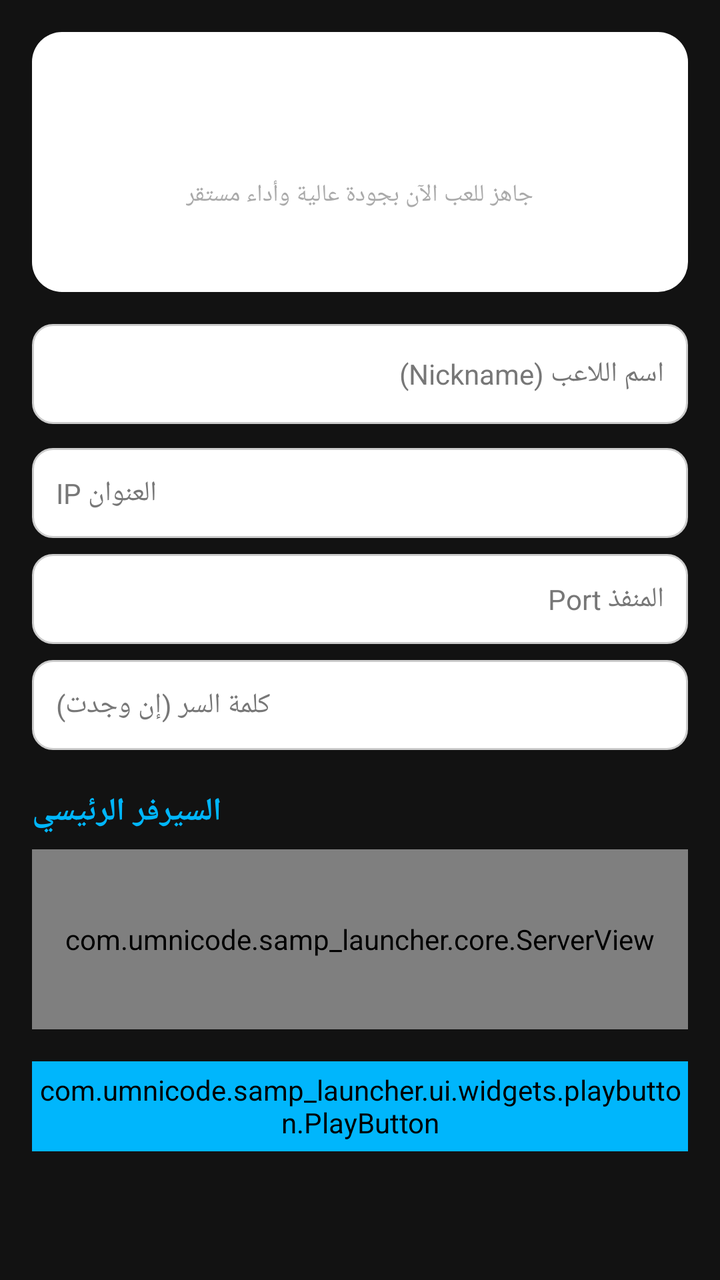
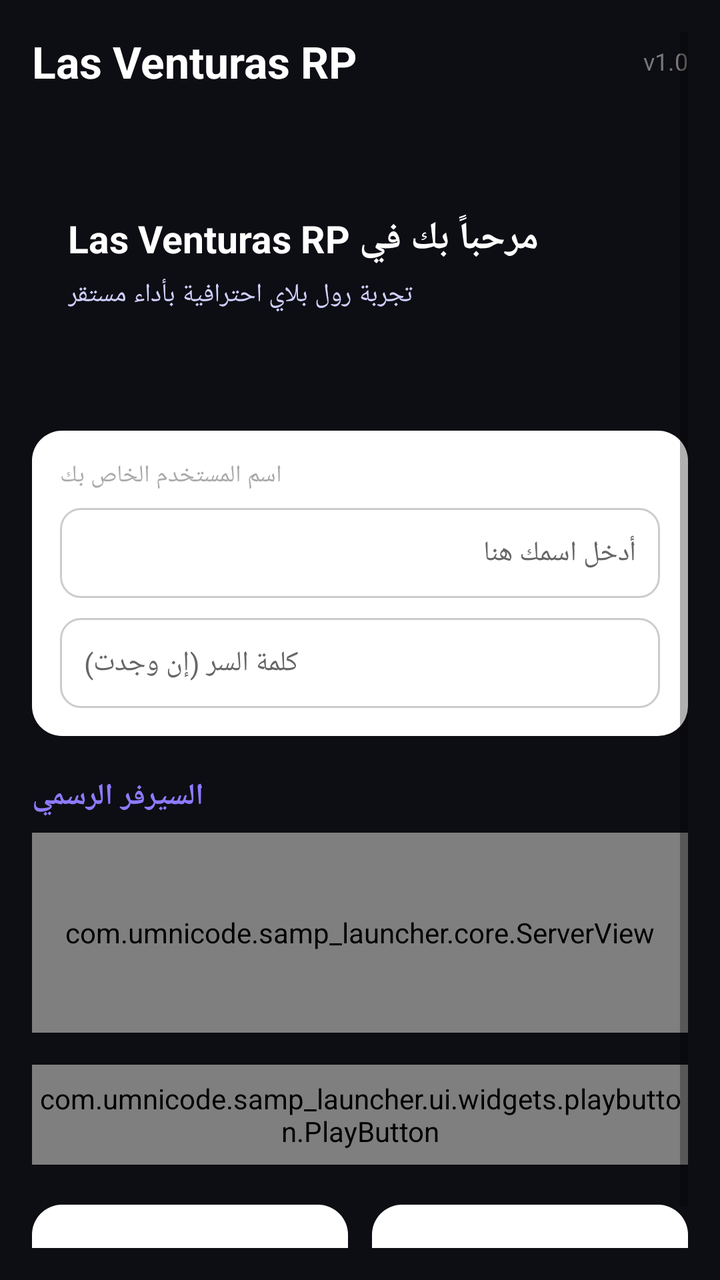

Before-and-after screenshots of an Android layout around one commit, followed by the original layout XML and the change that was made.
<!-- AndroidManifest.xml: application theme AppTheme -->
<!-- res/layout/fragment_home.xml -->
<?xml version="1.0" encoding="utf-8"?>
<ScrollView xmlns:android="http://schemas.android.com/apk/res/android"
    android:layout_width="match_parent"
    android:layout_height="match_parent"
    android:background="#121212"
    android:padding="16dp">

    <LinearLayout
        android:layout_width="match_parent"
        android:layout_height="wrap_content"
        android:orientation="vertical">

        
        <LinearLayout
            android:layout_width="match_parent"
            android:layout_height="130dp"
            android:background="@drawable/card_bg"
            android:orientation="vertical"
            android:padding="16dp"
            android:gravity="center">

            <TextView
                android:layout_width="wrap_content"
                android:layout_height="wrap_content"
                android:text="مرحباً بك في سيرفرك المفضل"
                android:textColor="#FFFFFF"
                android:textSize="18sp"
                android:textStyle="bold" />

            <TextView
                android:layout_width="wrap_content"
                android:layout_height="wrap_content"
                android:layout_marginTop="8dp"
                android:text="جاهز للعب الآن بجودة عالية وأداء مستقر"
                android:textColor="#AAAAAA"
                android:textSize="12sp" />
        </LinearLayout>

        
        <LinearLayout
            android:layout_width="match_parent"
            android:layout_height="wrap_content"
            android:layout_marginTop="16dp"
            android:orientation="horizontal">

            <EditText
                android:id="@+id/nickname"
                android:layout_width="0dp"
                android:layout_height="50dp"
                android:layout_weight="1"
                android:background="@drawable/input_bg"
                android:hint="اسم اللاعب (Nickname)"
                android:paddingHorizontal="12dp"
                android:textColor="#FFFFFF"
                android:textColorHint="#777777"
                android:textSize="14sp" />
        </LinearLayout>

        
        <LinearLayout
            android:layout_width="match_parent"
            android:layout_height="wrap_content"
            android:layout_marginTop="12dp"
            android:orientation="vertical">

            <EditText
                android:id="@+id/ip"
                android:layout_width="match_parent"
                android:layout_height="45dp"
                android:background="@drawable/input_bg"
                android:hint="IP العنوان"
                android:paddingHorizontal="12dp"
                android:textColor="#FFFFFF"
                android:textColorHint="#777777"
                android:textSize="14sp" />

            <EditText
                android:id="@+id/port"
                android:layout_width="match_parent"
                android:layout_height="45dp"
                android:layout_marginTop="8dp"
                android:background="@drawable/input_bg"
                android:hint="المنفذ Port"
                android:inputType="number"
                android:paddingHorizontal="12dp"
                android:textColor="#FFFFFF"
                android:textColorHint="#777777"
                android:textSize="14sp" />

            <EditText
                android:id="@+id/password"
                android:layout_width="match_parent"
                android:layout_height="45dp"
                android:layout_marginTop="8dp"
                android:background="@drawable/input_bg"
                android:hint="كلمة السر (إن وجدت)"
                android:inputType="textPassword"
                android:paddingHorizontal="12dp"
                android:textColor="#FFFFFF"
                android:textColorHint="#777777"
                android:textSize="14sp" />
        </LinearLayout>

        
        <TextView
            android:layout_width="wrap_content"
            android:layout_height="wrap_content"
            android:layout_marginTop="20dp"
            android:text="السيرفر الرئيسي"
            android:textColor="#00B6FC"
            android:textStyle="bold"
            android:textSize="16sp" />

        <com.umnicode.samp_launcher.core.ServerView
            android:id="@+id/server_view"
            android:layout_width="match_parent"
            android:layout_height="90dp"
            android:layout_marginTop="8dp"
            android:background="@drawable/card_bg"
            android:orientation="horizontal"
            android:gravity="center_vertical"
            android:padding="12dp" />

        <com.umnicode.samp_launcher.ui.widgets.playbutton.PlayButton
            android:id="@+id/play_btn"
            android:layout_width="match_parent"
            android:layout_height="45dp"
            android:layout_marginTop="16dp"
            android:backgroundTint="#00B6FC"
            android:text="دخول"
            android:textColor="#000000"
            android:textStyle="bold" />

    </LinearLayout>
</ScrollView>
<!-- resources referenced by this layout -->
<resources>
  <!-- drawable card_bg (drawable) -->
  <?xml version="1.0" encoding="utf-8"?>
  <shape xmlns:android="http://schemas.android.com/apk/res/android"
      android:shape="rectangle">
      <solid android:color="#FFFFFF" />
      <corners android:radius="15dp" />
  </shape>
  <!-- drawable input_bg (drawable) -->
  <?xml version="1.0" encoding="utf-8"?>
  <shape xmlns:android="http://schemas.android.com/apk/res/android"
      android:shape="rectangle">
      <solid android:color="#FFFFFF" />
      <corners android:radius="10dp" />
      <stroke android:width="1dp" android:color="#CCCCCC" />
  </shape>
</resources>

<!-- the commit's change to res/layout/fragment_home.xml (unified diff, before → after) -->
@@ -2,7 +2,7 @@
 <ScrollView xmlns:android="http://schemas.android.com/apk/res/android"
     android:layout_width="match_parent"
     android:layout_height="match_parent"
-    android:background="#121212"
+    android:background="#0D0D14"
     android:padding="16dp">
 
     <LinearLayout
@@ -13,123 +13,203 @@
         
         <LinearLayout
             android:layout_width="match_parent"
-            android:layout_height="130dp"
+            android:layout_height="wrap_content"
+            android:orientation="horizontal"
+            android:gravity="center_vertical"
+            android:paddingBottom="16dp">
+
+            <TextView
+                android:layout_width="wrap_content"
+                android:layout_height="wrap_content"
+                android:text="Las Venturas RP"
+                android:textColor="#FFFFFF"
+                android:textSize="22sp"
+                android:textStyle="bold" />
+
+            <View
+                android:layout_width="0dp"
+                android:layout_height="1dp"
+                android:layout_weight="1" />
+
+            <TextView
+                android:layout_width="wrap_content"
+                android:layout_height="wrap_content"
+                android:text="v1.0"
+                android:textColor="#777777"
+                android:textSize="12sp" />
+        </LinearLayout>
+
+        
+        <LinearLayout
+            android:layout_width="match_parent"
+            android:layout_height="140dp"
+            android:background="@drawable/banner_gradient_bg"
+            android:orientation="vertical"
+            android:padding="18dp"
+            android:gravity="center_vertical">
+
+            <TextView
+                android:layout_width="wrap_content"
+                android:layout_height="wrap_content"
+                android:text="مرحباً بك في Las Venturas RP"
+                android:textColor="#FFFFFF"
+                android:textSize="19sp"
+                android:textStyle="bold" />
+
+            <TextView
+                android:layout_width="wrap_content"
+                android:layout_height="wrap_content"
+                android:layout_marginTop="6dp"
+                android:text="تجربة رول بلاي احترافية بأداء مستقر"
+                android:textColor="#D0D0FF"
+                android:textSize="13sp" />
+        </LinearLayout>
+
+        
+        <LinearLayout
+            android:layout_width="match_parent"
+            android:layout_height="wrap_content"
             android:background="@drawable/card_bg"
             android:orientation="vertical"
-            android:padding="16dp"
-            android:gravity="center">
-
-            <TextView
-                android:layout_width="wrap_content"
-                android:layout_height="wrap_content"
-                android:text="مرحباً بك في سيرفرك المفضل"
-                android:textColor="#FFFFFF"
-                android:textSize="18sp"
-                android:textStyle="bold" />
-
-            <TextView
-                android:layout_width="wrap_content"
-                android:layout_height="wrap_content"
-                android:layout_marginTop="8dp"
-                android:text="جاهز للعب الآن بجودة عالية وأداء مستقر"
+            android:padding="14dp"
+            android:layout_marginTop="14dp">
+
+            <TextView
+                android:layout_width="wrap_content"
+                android:layout_height="wrap_content"
+                android:text="اسم المستخدم الخاص بك"
                 android:textColor="#AAAAAA"
                 android:textSize="12sp" />
-        </LinearLayout>
-
-        
-        <LinearLayout
-            android:layout_width="match_parent"
-            android:layout_height="wrap_content"
-            android:layout_marginTop="16dp"
-            android:orientation="horizontal">
 
             <EditText
                 android:id="@+id/nickname"
-                android:layout_width="0dp"
-                android:layout_height="50dp"
-                android:layout_weight="1"
-                android:background="@drawable/input_bg"
-                android:hint="اسم اللاعب (Nickname)"
-                android:paddingHorizontal="12dp"
-                android:textColor="#FFFFFF"
-                android:textColorHint="#777777"
-                android:textSize="14sp" />
-        </LinearLayout>
-
-        
-        <LinearLayout
-            android:layout_width="match_parent"
-            android:layout_height="wrap_content"
-            android:layout_marginTop="12dp"
-            android:orientation="vertical">
-
-            <EditText
-                android:id="@+id/ip"
-                android:layout_width="match_parent"
-                android:layout_height="45dp"
-                android:background="@drawable/input_bg"
-                android:hint="IP العنوان"
-                android:paddingHorizontal="12dp"
-                android:textColor="#FFFFFF"
-                android:textColorHint="#777777"
-                android:textSize="14sp" />
-
-            <EditText
-                android:id="@+id/port"
                 android:layout_width="match_parent"
                 android:layout_height="45dp"
                 android:layout_marginTop="8dp"
                 android:background="@drawable/input_bg"
-                android:hint="المنفذ Port"
-                android:inputType="number"
+                android:hint="أدخل اسمك هنا"
                 android:paddingHorizontal="12dp"
                 android:textColor="#FFFFFF"
-                android:textColorHint="#777777"
+                android:textColorHint="#666666"
                 android:textSize="14sp" />
 
             <EditText
                 android:id="@+id/password"
                 android:layout_width="match_parent"
                 android:layout_height="45dp"
-                android:layout_marginTop="8dp"
+                android:layout_marginTop="10dp"
                 android:background="@drawable/input_bg"
                 android:hint="كلمة السر (إن وجدت)"
                 android:inputType="textPassword"
                 android:paddingHorizontal="12dp"
                 android:textColor="#FFFFFF"
-                android:textColorHint="#777777"
+                android:textColorHint="#666666"
                 android:textSize="14sp" />
         </LinearLayout>
+
+        
+        <EditText
+            android:id="@+id/ip"
+            android:layout_width="0dp"
+            android:layout_height="0dp"
+            android:visibility="gone" />
+
+        <EditText
+            android:id="@+id/port"
+            android:layout_width="0dp"
+            android:layout_height="0dp"
+            android:visibility="gone" />
 
         
         <TextView
             android:layout_width="wrap_content"
             android:layout_height="wrap_content"
             android:layout_marginTop="20dp"
-            android:text="السيرفر الرئيسي"
-            android:textColor="#00B6FC"
+            android:text="السيرفر الرسمي"
+            android:textColor="#8C7BFF"
             android:textStyle="bold"
-            android:textSize="16sp" />
+            android:textSize="15sp" />
 
         <com.umnicode.samp_launcher.core.ServerView
             android:id="@+id/server_view"
             android:layout_width="match_parent"
-            android:layout_height="90dp"
+            android:layout_height="100dp"
             android:layout_marginTop="8dp"
             android:background="@drawable/card_bg"
             android:orientation="horizontal"
             android:gravity="center_vertical"
-            android:padding="12dp" />
+            android:padding="14dp" />
 
         <com.umnicode.samp_launcher.ui.widgets.playbutton.PlayButton
             android:id="@+id/play_btn"
             android:layout_width="match_parent"
-            android:layout_height="45dp"
+            android:layout_height="50dp"
             android:layout_marginTop="16dp"
-            android:backgroundTint="#00B6FC"
-            android:text="دخول"
-            android:textColor="#000000"
-            android:textStyle="bold" />
+            android:background="@drawable/button_gradient_bg"
+            android:text="دخول اللعبة"
+            android:textColor="#FFFFFF"
+            android:textStyle="bold"
+            android:textSize="15sp" />
+
+        
+        <LinearLayout
+            android:layout_width="match_parent"
+            android:layout_height="wrap_content"
+            android:orientation="horizontal"
+            android:layout_marginTop="20dp">
+
+            <LinearLayout
+                android:layout_width="0dp"
+                android:layout_height="wrap_content"
+                android:layout_weight="1"
+                android:background="@drawable/card_bg"
+                android:orientation="vertical"
+                android:padding="12dp"
+                android:layout_marginEnd="6dp">
+
+                <TextView
+                    android:layout_width="wrap_content"
+                    android:layout_height="wrap_content"
+                    android:text="الديسكورد"
+                    android:textColor="#FFFFFF"
+                    android:textStyle="bold"
+                    android:textSize="13sp" />
+
+                <TextView
+                    android:layout_width="wrap_content"
+                    android:layout_height="wrap_content"
+                    android:layout_marginTop="4dp"
+                    android:text="انضم لمجتمعنا"
+                    android:textColor="#888888"
+                    android:textSize="11sp" />
+            </LinearLayout>
+
+            <LinearLayout
+                android:layout_width="0dp"
+                android:layout_height="wrap_content"
+                android:layout_weight="1"
+                android:background="@drawable/card_bg"
+                android:orientation="vertical"
+                android:padding="12dp"
+                android:layout_marginStart="6dp">
+
+                <TextView
+                    android:layout_width="wrap_content"
+                    android:layout_height="wrap_content"
+                    android:text="آخر التحديثات"
+                    android:textColor="#FFFFFF"
+                    android:textStyle="bold"
+                    android:textSize="13sp" />
+
+                <TextView
+                    android:layout_width="wrap_content"
+                    android:layout_height="wrap_content"
+                    android:layout_marginTop="4dp"
+                    android:text="تابع الجديد بالسيرفر"
+                    android:textColor="#888888"
+                    android:textSize="11sp" />
+            </LinearLayout>
+        </LinearLayout>
 
     </LinearLayout>
 </ScrollView>
